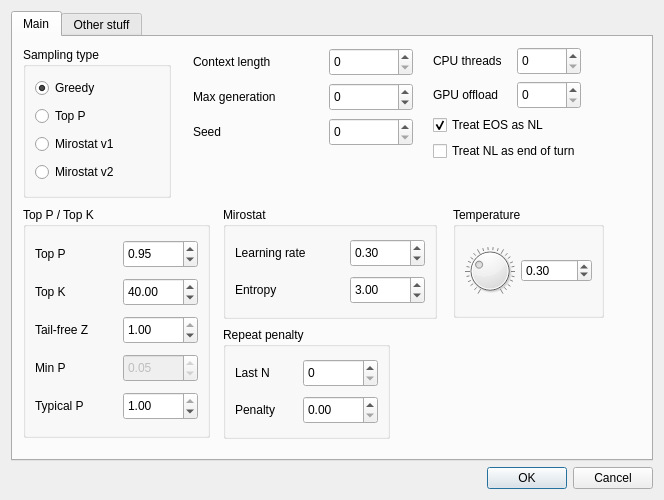
Above: anna_graphica/settingsdialog.ui from matrixsmaster/ANNA before the change. Below: the same form after it.
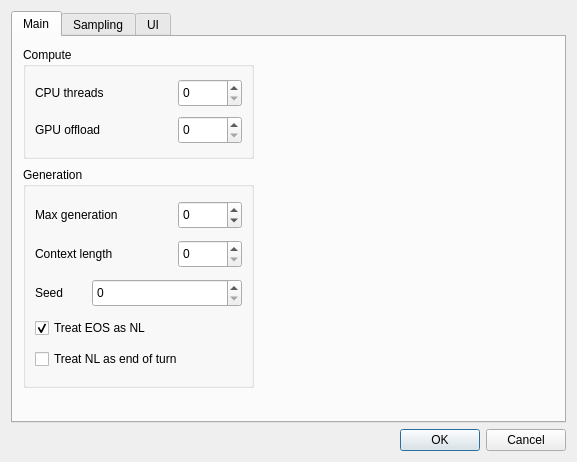
That is the form after the change.

Commit message: GUI: revamped the settings dialog, added new UI settings

```diff
--- a/anna_graphica/settingsdialog.ui
+++ b/anna_graphica/settingsdialog.ui
@@ -6,14 +6,14 @@
    <rect>
     <x>0</x>
     <y>0</y>
-    <width>664</width>
-    <height>500</height>
+    <width>577</width>
+    <height>462</height>
    </rect>
   </property>
   <property name="minimumSize">
    <size>
-    <width>664</width>
-    <height>500</height>
+    <width>99</width>
+    <height>99</height>
    </size>
   </property>
   <property name="maximumSize">
@@ -41,12 +41,238 @@
       <attribute name="title">
        <string>Main</string>
       </attribute>
+      <widget class="QGroupBox" name="groupBox_6">
+       <property name="geometry">
+        <rect>
+         <x>10</x>
+         <y>10</y>
+         <width>231</width>
+         <height>112</height>
+        </rect>
+       </property>
+       <property name="title">
+        <string>Compute</string>
+       </property>
+       <layout class="QVBoxLayout" name="verticalLayout_4">
+        <item>
+         <layout class="QHBoxLayout" name="horizontalLayout_17">
+          <item>
+           <widget class="QLabel" name="label_16">
+            <property name="text">
+             <string>CPU threads</string>
+            </property>
+           </widget>
+          </item>
+          <item>
+           <widget class="QSpinBox" name="n_cpu">
+            <property name="sizePolicy">
+             <sizepolicy hsizetype="Fixed" vsizetype="Fixed">
+              <horstretch>0</horstretch>
+              <verstretch>0</verstretch>
+             </sizepolicy>
+            </property>
+            <property name="minimumSize">
+             <size>
+              <width>64</width>
+              <height>28</height>
+             </size>
+            </property>
+            <property name="maximumSize">
+             <size>
+              <width>64</width>
+              <height>28</height>
+             </size>
+            </property>
+            <property name="maximum">
+             <number>1024</number>
+            </property>
+           </widget>
+          </item>
+         </layout>
+        </item>
+        <item>
+         <layout class="QHBoxLayout" name="horizontalLayout_18">
+          <item>
+           <widget class="QLabel" name="label_17">
+            <property name="text">
+             <string>GPU offload</string>
+            </property>
+           </widget>
+          </item>
+          <item>
+           <widget class="QSpinBox" name="n_gpu">
+            <property name="sizePolicy">
+             <sizepolicy hsizetype="Fixed" vsizetype="Fixed">
+              <horstretch>0</horstretch>
+              <verstretch>0</verstretch>
+             </sizepolicy>
+            </property>
+            <property name="minimumSize">
+             <size>
+              <width>64</width>
+              <height>28</height>
+             </size>
+            </property>
+            <property name="maximumSize">
+             <size>
+              <width>64</width>
+              <height>28</height>
+             </size>
+            </property>
+            <property name="maximum">
+             <number>9999</number>
+            </property>
+           </widget>
+          </item>
+         </layout>
+        </item>
+       </layout>
+      </widget>
+      <widget class="QGroupBox" name="groupBox_7">
+       <property name="geometry">
+        <rect>
+         <x>10</x>
+         <y>130</y>
+         <width>231</width>
+         <height>221</height>
+        </rect>
+       </property>
+       <property name="title">
+        <string>Generation</string>
+       </property>
+       <layout class="QVBoxLayout" name="verticalLayout_3">
+        <item>
+         <layout class="QHBoxLayout" name="horizontalLayout_2">
+          <item>
+           <widget class="QLabel" name="label_2">
+            <property name="text">
+             <string>Max generation</string>
+            </property>
+           </widget>
+          </item>
+          <item>
+           <widget class="QSpinBox" name="maxTok">
+            <property name="sizePolicy">
+             <sizepolicy hsizetype="Fixed" vsizetype="Fixed">
+              <horstretch>0</horstretch>
+              <verstretch>0</verstretch>
+             </sizepolicy>
+            </property>
+            <property name="minimumSize">
+             <size>
+              <width>64</width>
+              <height>28</height>
+             </size>
+            </property>
+            <property name="maximumSize">
+             <size>
+              <width>64</width>
+              <height>28</height>
+             </size>
+            </property>
+            <property name="minimum">
+             <number>-1</number>
+            </property>
+            <property name="maximum">
+             <number>1000000</number>
+            </property>
+           </widget>
+          </item>
+         </layout>
+        </item>
+        <item>
+         <layout class="QHBoxLayout" name="horizontalLayout">
+          <item>
+           <widget class="QLabel" name="label">
+            <property name="text">
+             <string>Context length</string>
+            </property>
+           </widget>
+          </item>
+          <item>
+           <widget class="QSpinBox" name="conLen">
+            <property name="sizePolicy">
+             <sizepolicy hsizetype="Fixed" vsizetype="Fixed">
+              <horstretch>0</horstretch>
+              <verstretch>0</verstretch>
+             </sizepolicy>
+            </property>
+            <property name="minimumSize">
+             <size>
+              <width>64</width>
+              <height>28</height>
+             </size>
+            </property>
+            <property name="maximumSize">
+             <size>
+              <width>64</width>
+              <height>28</height>
+             </size>
+            </property>
+            <property name="maximum">
+             <number>1000000</number>
+            </property>
+           </widget>
+          </item>
+         </layout>
+        </item>
+        <item>
+         <layout class="QHBoxLayout" name="horizontalLayout_3">
+          <item>
+           <widget class="QLabel" name="label_3">
+            <property name="text">
+             <string>Seed</string>
+            </property>
+           </widget>
+          </item>
+          <item>
+           <widget class="QSpinBox" name="Seed">
+            <property name="sizePolicy">
+             <sizepolicy hsizetype="Fixed" vsizetype="Fixed">
+              <horstretch>0</horstretch>
+              <verstretch>0</verstretch>
+             </sizepolicy>
+            </property>
+            <property name="minimumSize">
+             <size>
+              <width>150</width>
+              <height>28</height>
+             </size>
+            </property>
+           </widget>
+          </item>
+         </layout>
+        </item>
+        <item>
+         <widget class="QCheckBox" name="eosToNL">
+          <property name="text">
+           <string>Treat EOS as NL</string>
+          </property>
+          <property name="checked">
+           <bool>true</bool>
+          </property>
+         </widget>
+        </item>
+        <item>
+         <widget class="QCheckBox" name="NLtoTurn">
+          <property name="text">
+           <string>Treat NL as end of turn</string>
+          </property>
+         </widget>
+        </item>
+       </layout>
+      </widget>
+     </widget>
+     <widget class="QWidget" name="tab_2">
+      <attribute name="title">
+       <string>Sampling</string>
+      </attribute>
       <widget class="QGroupBox" name="groupBox">
        <property name="geometry">
         <rect>
          <x>10</x>
          <y>10</y>
-         <width>148</width>
+         <width>161</width>
          <height>151</height>
         </rect>
        </property>
@@ -87,70 +313,11 @@
         </item>
        </layout>
       </widget>
-      <widget class="QGroupBox" name="groupBox_2">
-       <property name="geometry">
-        <rect>
-         <x>440</x>
-         <y>170</y>
-         <width>151</width>
-         <height>111</height>
-        </rect>
-       </property>
-       <property name="title">
-        <string>Temperature</string>
-       </property>
-       <layout class="QHBoxLayout" name="horizontalLayout_4">
-        <item>
-         <widget class="QDial" name="tempKnob">
-          <property name="sizePolicy">
-           <sizepolicy hsizetype="Fixed" vsizetype="Fixed">
-            <horstretch>0</horstretch>
-            <verstretch>0</verstretch>
-           </sizepolicy>
-          </property>
-          <property name="minimumSize">
-           <size>
-            <width>50</width>
-            <height>50</height>
-           </size>
-          </property>
-          <property name="maximumSize">
-           <size>
-            <width>50</width>
-            <height>50</height>
-           </size>
-          </property>
-          <property name="maximum">
-           <number>100</number>
-          </property>
-          <property name="value">
-           <number>30</number>
-          </property>
-          <property name="notchesVisible">
-           <bool>true</bool>
-          </property>
-         </widget>
-        </item>
-        <item>
-         <widget class="QDoubleSpinBox" name="tempEdit">
-          <property name="maximum">
-           <double>1.000000000000000</double>
-          </property>
-          <property name="singleStep">
-           <double>0.050000000000000</double>
-          </property>
-          <property name="value">
-           <double>0.300000000000000</double>
-          </property>
-         </widget>
-        </item>
-       </layout>
-      </widget>
       <widget class="QGroupBox" name="groupBox_3">
        <property name="geometry">
         <rect>
-         <x>10</x>
-         <y>170</y>
+         <x>190</x>
+         <y>10</y>
          <width>187</width>
          <height>231</height>
         </rect>
@@ -377,8 +544,8 @@
       <widget class="QGroupBox" name="groupBox_4">
        <property name="geometry">
         <rect>
-         <x>210</x>
-         <y>170</y>
+         <x>190</x>
+         <y>250</y>
          <width>214</width>
          <height>112</height>
         </rect>
@@ -476,8 +643,8 @@
       <widget class="QGroupBox" name="groupBox_5">
        <property name="geometry">
         <rect>
-         <x>210</x>
-         <y>290</y>
+         <x>10</x>
+         <y>250</y>
          <width>167</width>
          <height>112</height>
         </rect>
@@ -560,228 +727,69 @@
         </item>
        </layout>
       </widget>
-      <widget class="QWidget" name="layoutWidget">
+      <widget class="QGroupBox" name="groupBox_2">
        <property name="geometry">
         <rect>
-         <x>180</x>
+         <x>390</x>
          <y>10</y>
-         <width>220</width>
-         <height>101</height>
+         <width>151</width>
+         <height>111</height>
         </rect>
        </property>
-       <layout class="QVBoxLayout" name="verticalLayout_3">
-        <item>
-         <layout class="QHBoxLayout" name="horizontalLayout">
-          <item>
-           <widget class="QLabel" name="label">
-            <property name="text">
-             <string>Context length</string>
-            </property>
-           </widget>
-          </item>
-          <item>
-           <widget class="QSpinBox" name="conLen">
-            <property name="sizePolicy">
-             <sizepolicy hsizetype="Fixed" vsizetype="Fixed">
-              <horstretch>0</horstretch>
-              <verstretch>0</verstretch>
-             </sizepolicy>
-            </property>
-            <property name="minimumSize">
-             <size>
-              <width>84</width>
-              <height>28</height>
-             </size>
-            </property>
-            <property name="maximumSize">
-             <size>
-              <width>84</width>
-              <height>28</height>
-             </size>
-            </property>
-            <property name="maximum">
-             <number>1000000</number>
-            </property>
-           </widget>
-          </item>
-         </layout>
-        </item>
-        <item>
-         <layout class="QHBoxLayout" name="horizontalLayout_2">
-          <item>
-           <widget class="QLabel" name="label_2">
-            <property name="text">
-             <string>Max generation</string>
-            </property>
-           </widget>
-          </item>
-          <item>
-           <widget class="QSpinBox" name="maxTok">
-            <property name="sizePolicy">
-             <sizepolicy hsizetype="Fixed" vsizetype="Fixed">
-              <horstretch>0</horstretch>
-              <verstretch>0</verstretch>
-             </sizepolicy>
-            </property>
-            <property name="minimumSize">
-             <size>
-              <width>84</width>
-              <height>28</height>
-             </size>
-            </property>
-            <property name="maximumSize">
-             <size>
-              <width>84</width>
-              <height>28</height>
-             </size>
-            </property>
-            <property name="minimum">
-             <number>-1</number>
-            </property>
-            <property name="maximum">
-             <number>1000000</number>
-            </property>
-           </widget>
-          </item>
-         </layout>
-        </item>
-        <item>
-         <layout class="QHBoxLayout" name="horizontalLayout_3">
-          <item>
-           <widget class="QLabel" name="label_3">
-            <property name="text">
-             <string>Seed</string>
-            </property>
-           </widget>
-          </item>
-          <item>
-           <widget class="QSpinBox" name="Seed">
-            <property name="sizePolicy">
-             <sizepolicy hsizetype="Fixed" vsizetype="Fixed">
-              <horstretch>0</horstretch>
-              <verstretch>0</verstretch>
-             </sizepolicy>
-            </property>
-            <property name="minimumSize">
-             <size>
-              <width>84</width>
-              <height>28</height>
-             </size>
-            </property>
-           </widget>
-          </item>
-         </layout>
-        </item>
-       </layout>
-      </widget>
-      <widget class="QWidget" name="layoutWidget">
-       <property name="geometry">
-        <rect>
-         <x>420</x>
-         <y>10</y>
-         <width>210</width>
-         <height>130</height>
-        </rect>
+       <property name="title">
+        <string>Temperature</string>
        </property>
-       <layout class="QVBoxLayout" name="verticalLayout_4">
-        <property name="sizeConstraint">
-         <enum>QLayout::SetFixedSize</enum>
-        </property>
+       <layout class="QHBoxLayout" name="horizontalLayout_4">
         <item>
-         <layout class="QHBoxLayout" name="horizontalLayout_17">
-          <item>
-           <widget class="QLabel" name="label_16">
-            <property name="text">
-             <string>CPU threads</string>
-            </property>
-           </widget>
-          </item>
-          <item>
-           <widget class="QSpinBox" name="n_cpu">
-            <property name="sizePolicy">
-             <sizepolicy hsizetype="Fixed" vsizetype="Fixed">
-              <horstretch>0</horstretch>
-              <verstretch>0</verstretch>
-             </sizepolicy>
-            </property>
-            <property name="minimumSize">
-             <size>
-              <width>64</width>
-              <height>28</height>
-             </size>
-            </property>
-            <property name="maximumSize">
-             <size>
-              <width>64</width>
-              <height>28</height>
-             </size>
-            </property>
-            <property name="maximum">
-             <number>1024</number>
-            </property>
-           </widget>
-          </item>
-         </layout>
-        </item>
-        <item>
-         <layout class="QHBoxLayout" name="horizontalLayout_18">
-          <item>
-           <widget class="QLabel" name="label_17">
-            <property name="text">
-             <string>GPU offload</string>
-            </property>
-           </widget>
-          </item>
-          <item>
-           <widget class="QSpinBox" name="n_gpu">
-            <property name="sizePolicy">
-             <sizepolicy hsizetype="Fixed" vsizetype="Fixed">
-              <horstretch>0</horstretch>
-              <verstretch>0</verstretch>
-             </sizepolicy>
-            </property>
-            <property name="minimumSize">
-             <size>
-              <width>64</width>
-              <height>28</height>
-             </size>
-            </property>
-            <property name="maximumSize">
-             <size>
-              <width>64</width>
-              <height>28</height>
-             </size>
-            </property>
-            <property name="maximum">
-             <number>9999</number>
-            </property>
-           </widget>
-          </item>
-         </layout>
-        </item>
-        <item>
-         <widget class="QCheckBox" name="eosToNL">
-          <property name="text">
-           <string>Treat EOS as NL</string>
+         <widget class="QDial" name="tempKnob">
+          <property name="sizePolicy">
+           <sizepolicy hsizetype="Fixed" vsizetype="Fixed">
+            <horstretch>0</horstretch>
+            <verstretch>0</verstretch>
+           </sizepolicy>
           </property>
-          <property name="checked">
+          <property name="minimumSize">
+           <size>
+            <width>50</width>
+            <height>50</height>
+           </size>
+          </property>
+          <property name="maximumSize">
+           <size>
+            <width>50</width>
+            <height>50</height>
+           </size>
+          </property>
+          <property name="maximum">
+           <number>100</number>
+          </property>
+          <property name="value">
+           <number>30</number>
+          </property>
+          <property name="notchesVisible">
            <bool>true</bool>
           </property>
          </widget>
         </item>
         <item>
-         <widget class="QCheckBox" name="NLtoTurn">
-          <property name="text">
-           <string>Treat NL as end of turn</string>
+         <widget class="QDoubleSpinBox" name="tempEdit">
+          <property name="maximum">
+           <double>1.000000000000000</double>
+          </property>
+          <property name="singleStep">
+           <double>0.050000000000000</double>
+          </property>
+          <property name="value">
+           <double>0.300000000000000</double>
           </property>
          </widget>
         </item>
        </layout>
       </widget>
      </widget>
-     <widget class="QWidget" name="tab_2">
+     <widget class="QWidget" name="tab_3">
       <attribute name="title">
-       <string>Other stuff</string>
+       <string>UI</string>
       </attribute>
      </widget>
     </widget>
```
Left out of the diff: 46 changed lines with no effect on the pictures. The commit also changes 4 other files.
